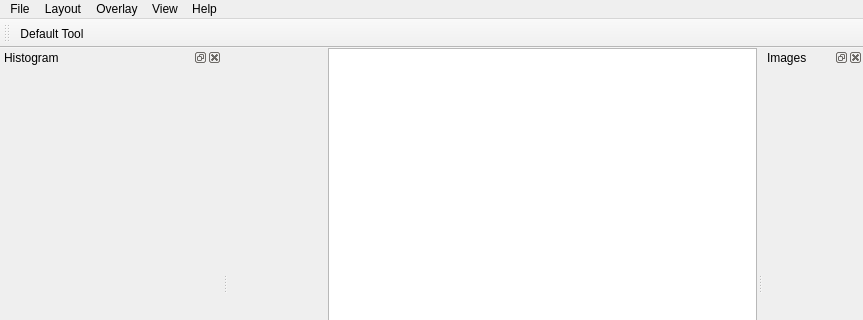
This is mainwindow.ui in GIBIS-UNIFESP/BIAL-GUI as Qt 5 draws it before an edit; both pictures show x 0 to 863 and y 0 to 320 of the 863 by 539 pixel window. The edited form follows.
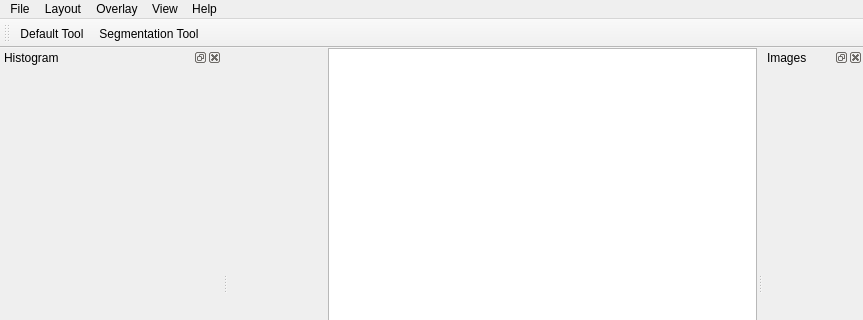
This is the edited form. Icons and pictures are not drawn. Custom widgets are drawn as their Qt base class.

Commit message: SegmentationTool prototype.

Patch:
```diff
--- a/mainwindow.ui
+++ b/mainwindow.ui
@@ -336,6 +336,7 @@
     <bool>false</bool>
    </attribute>
    <addaction name="actionDefaultTool"/>
+   <addaction name="actionSegmentation_Tool"/>
   </widget>
   <action name="actionOpen_image">
    <property name="text">
@@ -602,6 +603,14 @@
     <string>Default Tool</string>
    </property>
   </action>
+  <action name="actionSegmentation_Tool">
+   <property name="text">
+    <string>Segmentation Tool</string>
+   </property>
+   <property name="toolTip">
+    <string>Segmentation Tool</string>
+   </property>
+  </action>
  </widget>
  <layoutdefault spacing="6" margin="11"/>
  <customwidgets>
```
Left out of the diff: 2 changed lines with no effect on the pictures. The commit also changes 7 other files.
